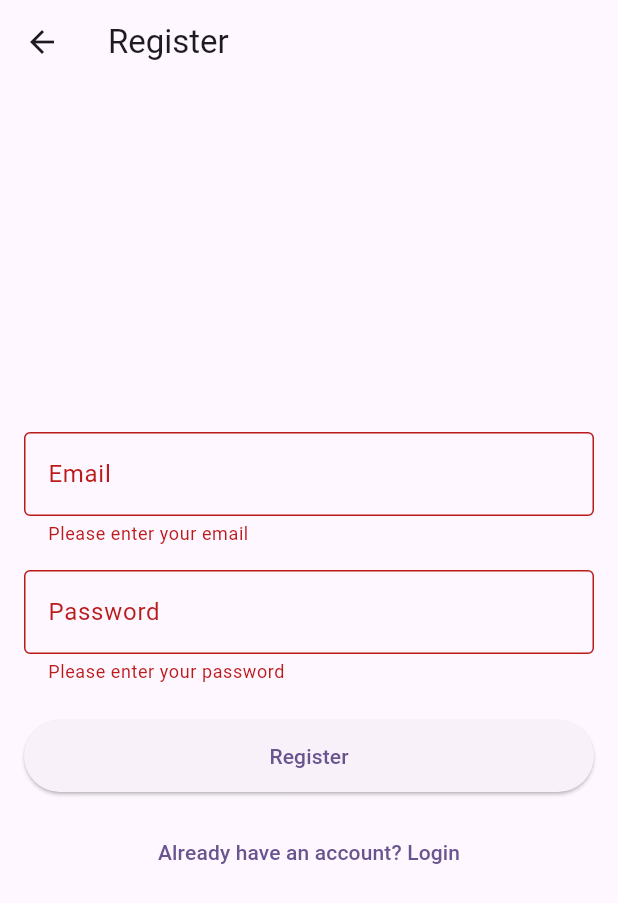
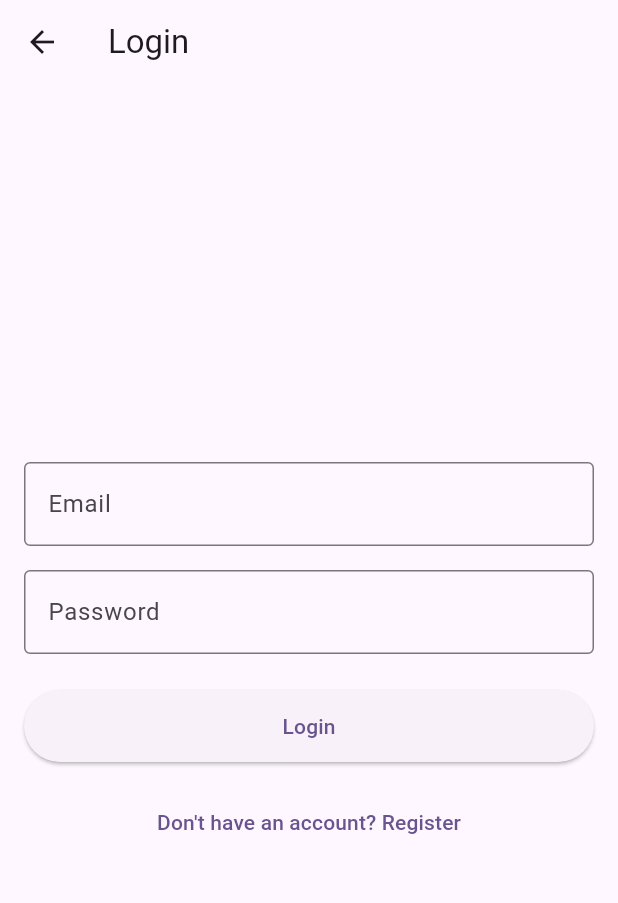
Before and after one commit to FranciscoRecio/mikmok, a Flutter app: the RegisterScreen screen opened by its route, after a tap on "Register", after a tap on "Already have an account? Login", on a phone screen of 412 x 824 dp. Shown: the top 903 px of the screen. Run offline on Flutter 3.47's test engine with Material 3 defaults, Android fonts, the phone set to English and light mode, and no system bars; our stand-ins replace firebase_auth, firebase_core; accounts and stored records are empty.

Commit message:
Add login screen

```diff
--- a/lib/main.dart
+++ b/lib/main.dart
@@ -3,6 +3,7 @@ import 'package:firebase_core/firebase_core.dart';
 import 'package:firebase_auth/firebase_auth.dart';
 import 'firebase_options.dart';
 import 'screens/register_screen.dart';
+import 'screens/login_screen.dart';
 
 void main() async {
   // Ensure Flutter is initialized
@@ -23,7 +24,7 @@ class MyApp extends StatelessWidget {
   @override
   Widget build(BuildContext context) {
     return MaterialApp(
-      title: 'Flutter Demo',
+      title: 'Your App Name',
       theme: ThemeData(
         // This is the theme of your application.
         //
@@ -44,9 +45,10 @@ class MyApp extends StatelessWidget {
         useMaterial3: true,
       ),
       routes: {
+        '/login': (context) => const LoginScreen(),
         '/register': (context) => const RegisterScreen(),
       },
-      home: const RegisterScreen(),
+      home: const LoginScreen(),
     );
   }
 }
--- /dev/null
+++ b/lib/screens/login_screen.dart
@@ -0,0 +1,122 @@
+import 'package:flutter/material.dart';
+import '../services/auth_service.dart';
+
+class LoginScreen extends StatefulWidget {
+  const LoginScreen({super.key});
+
+  @override
+  State<LoginScreen> createState() => _LoginScreenState();
+}
+
+class _LoginScreenState extends State<LoginScreen> {
+  final _formKey = GlobalKey<FormState>();
+  final _emailController = TextEditingController();
+  final _passwordController = TextEditingController();
+  final _authService = AuthService();
+  bool _isLoading = false;
+
+  Future<void> _login() async {
+    if (_formKey.currentState!.validate()) {
+      setState(() => _isLoading = true);
+
+      try {
+        await _authService.signInWithEmailAndPassword(
+          _emailController.text.trim(),
+          _passwordController.text.trim(),
+        );
+        // Navigate to home screen on success
+        if (mounted) {
+          Navigator.of(context).pushReplacementNamed('/home');
+        }
+      } catch (e) {
+        // Show error message
+        if (mounted) {
+          ScaffoldMessenger.of(context).showSnackBar(
+            SnackBar(content: Text(e.toString())),
+          );
+        }
+      } finally {
+        if (mounted) {
+          setState(() => _isLoading = false);
+        }
+      }
+    }
+  }
+
+  @override
+  void dispose() {
+    _emailController.dispose();
+    _passwordController.dispose();
+    super.dispose();
+  }
+
+  @override
+  Widget build(BuildContext context) {
+    return Scaffold(
+      appBar: AppBar(
+        title: const Text('Login'),
+      ),
+      body: Padding(
+        padding: const EdgeInsets.all(16.0),
+        child: Form(
+          key: _formKey,
+          child: Column(
+            mainAxisAlignment: MainAxisAlignment.center,
+            children: [
+              TextFormField(
+                controller: _emailController,
+                decoration: const InputDecoration(
+                  labelText: 'Email',
+                  border: OutlineInputBorder(),
+                ),
+                keyboardType: TextInputType.emailAddress,
+                validator: (value) {
+                  if (value == null || value.isEmpty) {
+                    return 'Please enter your email';
+                  }
+                  if (!value.contains('@')) {
+                    return 'Please enter a valid email';
+                  }
+                  return null;
+                },
+              ),
+              const SizedBox(height: 16),
+              TextFormField(
+                controller: _passwordController,
+                decoration: const InputDecoration(
+                  labelText: 'Password',
+                  border: OutlineInputBorder(),
+                ),
+                obscureText: true,
+                validator: (value) {
+                  if (value == null || value.isEmpty) {
+                    return 'Please enter your password';
+                  }
+                  return null;
+                },
+              ),
+              const SizedBox(height: 24),
+              SizedBox(
+                width: double.infinity,
+                height: 48,
+                child: ElevatedButton(
+                  onPressed: _isLoading ? null : _login,
+                  child: _isLoading
+                      ? const CircularProgressIndicator()
+                      : const Text('Login'),
+                ),
+              ),
+              const SizedBox(height: 16),
+              TextButton(
+                onPressed: () {
+                  Navigator.of(context).pushReplacementNamed('/register');
+                },
+                child: const Text('Don\'t have an account? Register'),
+              ),
+            ],
+          ),
+        ),
+      ),
+    );
+  }
+}
```
